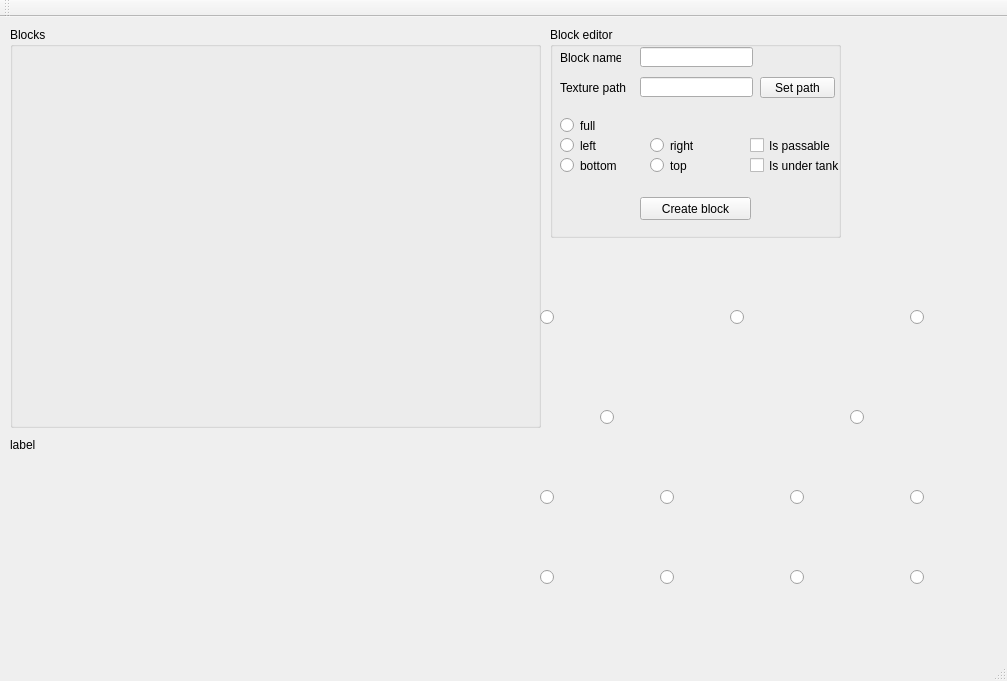
This is MapEditor/MapEditor.ui in hardcorych/mapeditor as Qt 5 draws it before an edit. The edited form follows.
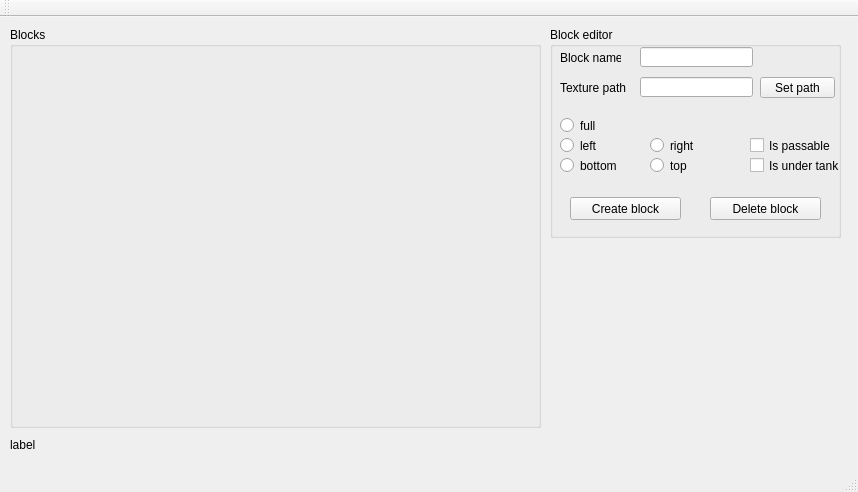
This is the edited form. Icons and pictures are not drawn.

Commit message: added button group of block types

What changed in the file:
```diff
--- a/MapEditor/MapEditor.ui
+++ b/MapEditor/MapEditor.ui
@@ -6,8 +6,8 @@
    <rect>
     <x>0</x>
     <y>0</y>
-    <width>1007</width>
-    <height>681</height>
+    <width>858</width>
+    <height>492</height>
    </rect>
   </property>
   <property name="windowTitle">
@@ -151,7 +151,7 @@
     <widget class="QPushButton" name="pushButtonCreateBlock">
      <property name="geometry">
       <rect>
-       <x>90</x>
+       <x>20</x>
        <y>170</y>
        <width>111</width>
        <height>23</height>
@@ -226,311 +226,19 @@
       <string>top</string>
      </property>
     </widget>
-   </widget>
-   <widget class="QRadioButton" name="radioBtnWater">
-    <property name="geometry">
-     <rect>
-      <x>730</x>
-      <y>260</y>
-      <width>91</width>
-      <height>81</height>
-     </rect>
-    </property>
-    <property name="text">
-     <string/>
-    </property>
-    <property name="icon">
-     <iconset>
-      <normaloff>Resources/blocks/water.png</normaloff>Resources/blocks/water.png</iconset>
-    </property>
-    <property name="iconSize">
-     <size>
-      <width>64</width>
-      <height>64</height>
-     </size>
-    </property>
-   </widget>
-   <widget class="QRadioButton" name="radioBtnArmorLeft">
-    <property name="geometry">
-     <rect>
-      <x>790</x>
-      <y>440</y>
-      <width>91</width>
-      <height>81</height>
-     </rect>
-    </property>
-    <property name="text">
-     <string/>
-    </property>
-    <property name="icon">
-     <iconset>
-      <normaloff>Resources/blocks/armor_left.png</normaloff>Resources/blocks/armor_left.png</iconset>
-    </property>
-    <property name="iconSize">
-     <size>
-      <width>64</width>
-      <height>64</height>
-     </size>
-    </property>
-   </widget>
-   <widget class="QRadioButton" name="radioBtnBushes">
-    <property name="geometry">
-     <rect>
-      <x>540</x>
-      <y>260</y>
-      <width>91</width>
-      <height>81</height>
-     </rect>
-    </property>
-    <property name="autoFillBackground">
-     <bool>false</bool>
-    </property>
-    <property name="text">
-     <string/>
-    </property>
-    <property name="icon">
-     <iconset>
-      <normaloff>Resources/blocks/bushes.png</normaloff>Resources/blocks/bushes.png</iconset>
-    </property>
-    <property name="iconSize">
-     <size>
-      <width>64</width>
-      <height>64</height>
-     </size>
-    </property>
-    <property name="shortcut">
-     <string/>
-    </property>
-   </widget>
-   <widget class="QRadioButton" name="radioBtnArmorFull">
-    <property name="geometry">
-     <rect>
-      <x>850</x>
-      <y>360</y>
-      <width>91</width>
-      <height>81</height>
-     </rect>
-    </property>
-    <property name="text">
-     <string/>
-    </property>
-    <property name="icon">
-     <iconset>
-      <normaloff>Resources/blocks/armor_full.png</normaloff>Resources/blocks/armor_full.png</iconset>
-    </property>
-    <property name="iconSize">
-     <size>
-      <width>64</width>
-      <height>64</height>
-     </size>
-    </property>
-   </widget>
-   <widget class="QRadioButton" name="radioBtnArmorTop">
-    <property name="geometry">
-     <rect>
-      <x>910</x>
-      <y>520</y>
-      <width>91</width>
-      <height>81</height>
-     </rect>
-    </property>
-    <property name="text">
-     <string/>
-    </property>
-    <property name="icon">
-     <iconset>
-      <normaloff>Resources/blocks/armor_top.png</normaloff>Resources/blocks/armor_top.png</iconset>
-    </property>
-    <property name="iconSize">
-     <size>
-      <width>64</width>
-      <height>64</height>
-     </size>
-    </property>
-   </widget>
-   <widget class="QRadioButton" name="radioBtnArmorRight">
-    <property name="geometry">
-     <rect>
-      <x>910</x>
-      <y>440</y>
-      <width>91</width>
-      <height>81</height>
-     </rect>
-    </property>
-    <property name="text">
-     <string/>
-    </property>
-    <property name="icon">
-     <iconset>
-      <normaloff>Resources/blocks/armor_right.png</normaloff>Resources/blocks/armor_right.png</iconset>
-    </property>
-    <property name="iconSize">
-     <size>
-      <width>64</width>
-      <height>64</height>
-     </size>
-    </property>
-   </widget>
-   <widget class="QRadioButton" name="radioBtnIce">
-    <property name="geometry">
-     <rect>
-      <x>910</x>
-      <y>260</y>
-      <width>91</width>
-      <height>81</height>
-     </rect>
-    </property>
-    <property name="text">
-     <string/>
-    </property>
-    <property name="icon">
-     <iconset>
-      <normaloff>Resources/blocks/ice.png</normaloff>Resources/blocks/ice.png</iconset>
-    </property>
-    <property name="iconSize">
-     <size>
-      <width>64</width>
-      <height>64</height>
-     </size>
-    </property>
-   </widget>
-   <widget class="QRadioButton" name="radioBtnBrickRight">
-    <property name="geometry">
-     <rect>
-      <x>660</x>
-      <y>440</y>
-      <width>91</width>
-      <height>81</height>
-     </rect>
-    </property>
-    <property name="text">
-     <string/>
-    </property>
-    <property name="icon">
-     <iconset>
-      <normaloff>Resources/blocks/brick_right.png</normaloff>Resources/blocks/brick_right.png</iconset>
-    </property>
-    <property name="iconSize">
-     <size>
-      <width>64</width>
-      <height>64</height>
-     </size>
-    </property>
-   </widget>
-   <widget class="QRadioButton" name="radioBtnBrickTop">
-    <property name="geometry">
-     <rect>
-      <x>660</x>
-      <y>520</y>
-      <width>91</width>
-      <height>81</height>
-     </rect>
-    </property>
-    <property name="text">
-     <string/>
-    </property>
-    <property name="icon">
-     <iconset>
-      <normaloff>Resources/blocks/brick_top.png</normaloff>Resources/blocks/brick_top.png</iconset>
-    </property>
-    <property name="iconSize">
-     <size>
-      <width>64</width>
-      <height>64</height>
-     </size>
-    </property>
-   </widget>
-   <widget class="QRadioButton" name="radioBtnBrickLeft">
-    <property name="geometry">
-     <rect>
-      <x>540</x>
-      <y>440</y>
-      <width>91</width>
-      <height>81</height>
-     </rect>
-    </property>
-    <property name="text">
-     <string/>
-    </property>
-    <property name="icon">
-     <iconset>
-      <normaloff>Resources/blocks/brick_left.png</normaloff>Resources/blocks/brick_left.png</iconset>
-    </property>
-    <property name="iconSize">
-     <size>
-      <width>64</width>
-      <height>64</height>
-     </size>
-    </property>
-   </widget>
-   <widget class="QRadioButton" name="radioBtnBrickFull">
-    <property name="geometry">
-     <rect>
-      <x>600</x>
-      <y>360</y>
-      <width>91</width>
-      <height>81</height>
-     </rect>
-    </property>
-    <property name="text">
-     <string/>
-    </property>
-    <property name="icon">
-     <iconset>
-      <normaloff>Resources/blocks/brick_full.png</normaloff>Resources/blocks/brick_full.png</iconset>
-    </property>
-    <property name="iconSize">
-     <size>
-      <width>64</width>
-      <height>64</height>
-     </size>
-    </property>
-   </widget>
-   <widget class="QRadioButton" name="radioBtnBrickBottom">
-    <property name="geometry">
-     <rect>
-      <x>540</x>
-      <y>520</y>
-      <width>91</width>
-      <height>81</height>
-     </rect>
-    </property>
-    <property name="text">
-     <string/>
-    </property>
-    <property name="icon">
-     <iconset>
-      <normaloff>Resources/blocks/brick_bottom.png</normaloff>Resources/blocks/brick_bottom.png</iconset>
-    </property>
-    <property name="iconSize">
-     <size>
-      <width>64</width>
-      <height>64</height>
-     </size>
-    </property>
-   </widget>
-   <widget class="QRadioButton" name="radioBtnArmorBottom">
-    <property name="geometry">
-     <rect>
-      <x>790</x>
-      <y>520</y>
-      <width>91</width>
-      <height>81</height>
-     </rect>
-    </property>
-    <property name="text">
-     <string/>
-    </property>
-    <property name="icon">
-     <iconset>
-      <normaloff>Resources/blocks/armor_bottom.png</normaloff>Resources/blocks/armor_bottom.png</iconset>
-    </property>
-    <property name="iconSize">
-     <size>
-      <width>64</width>
-      <height>64</height>
-     </size>
-    </property>
+    <widget class="QPushButton" name="pushButtonDeleteBlock">
+     <property name="geometry">
+      <rect>
+       <x>160</x>
+       <y>170</y>
+       <width>111</width>
+       <height>23</height>
+      </rect>
+     </property>
+     <property name="text">
+      <string>Delete block</string>
+     </property>
+    </widget>
    </widget>
   </widget>
   <widget class="QMenuBar" name="menuBar">
```
Left out of the diff: 2 changed lines with no effect on the pictures. The commit also changes 29 other files.
